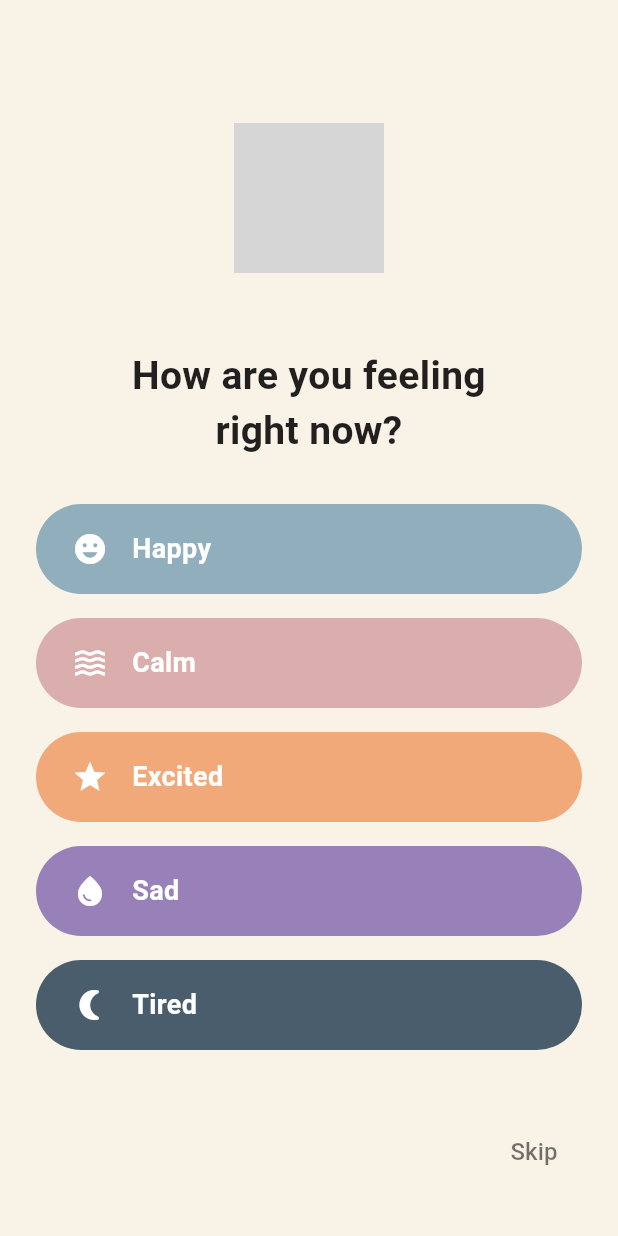
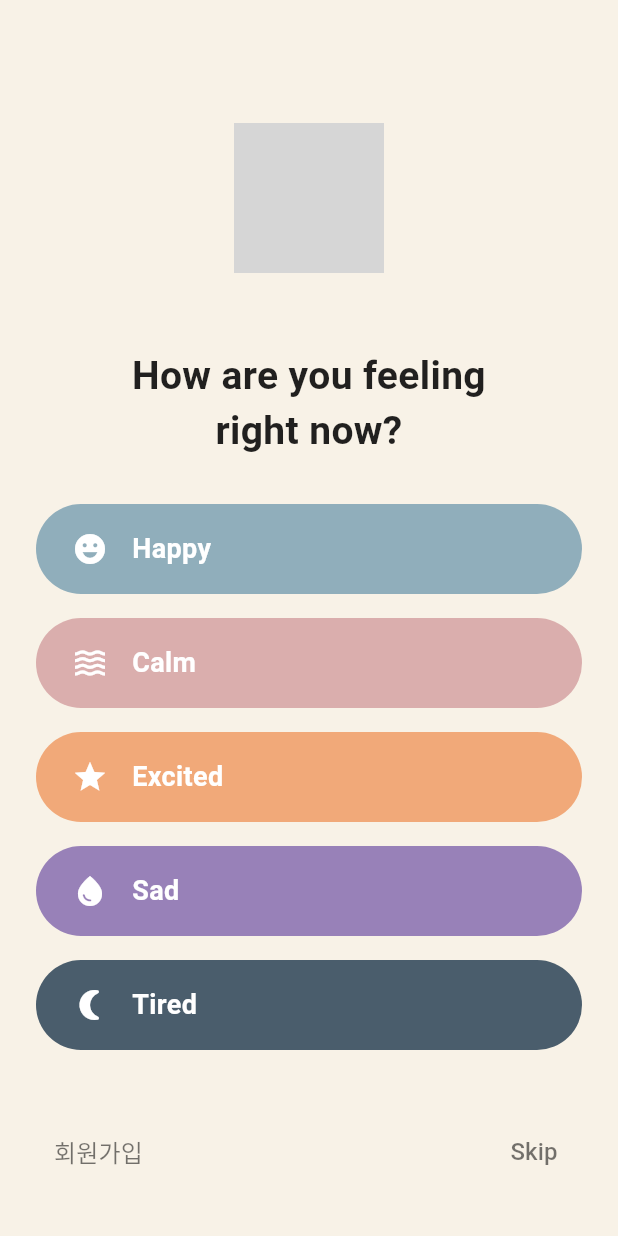
Before and after one commit to sanghyunbang/heat_trip_flutter, a Flutter app: the screen it shows after launch, on a phone screen of 412 x 824 dp. Run offline on Flutter 3.47's test engine with Material 3 defaults, Android fonts, the phone set to English and light mode, and no system bars; our stand-ins replace flutter_dotenv, flutter_svg, google_fonts, shared_preferences; missing offline and left inert: flutter_web_auth_2; grey boxes are pictures that could not be loaded.

Commit message:
회원가입 임시

```diff
--- a/lib/home/start_screen.dart
+++ b/lib/home/start_screen.dart
@@ -1,16 +1,25 @@
 import 'package:flutter/material.dart';
 import 'package:flutter_svg/flutter_svg.dart';
 import 'package:heat_trip_flutter/main.dart';
+import 'package:heat_trip_flutter/social/membership.dart';
 
 class StartScreen extends StatelessWidget {
   const StartScreen({super.key});
 
   static const List<Map<String, dynamic>> feelings = [
-    {"label": "Happy", "icon": Icons.emoji_emotions, "color": Color(0xFF90AEBB)},
+    {
+      "label": "Happy",
+      "icon": Icons.emoji_emotions,
+      "color": Color(0xFF90AEBB),
+    },
     {"label": "Calm", "icon": Icons.waves, "color": Color(0xDED6A4A4)},
     {"label": "Excited", "icon": Icons.star, "color": Color(0xFFF1A979)},
     {"label": "Sad", "icon": Icons.water_drop, "color": Color(0xFF9881B8)},
-    {"label": "Tired", "icon": Icons.nightlight_round, "color": Color(0xFF4A5D6C)},
+    {
+      "label": "Tired",
+      "icon": Icons.nightlight_round,
+      "color": Color(0xFF4A5D6C),
+    },
   ];
 
   @override
@@ -24,10 +33,7 @@ class StartScreen extends StatelessWidget {
             crossAxisAlignment: CrossAxisAlignment.center,
             children: [
               SizedBox(height: 50),
-              SvgPicture.asset(
-                "assets/sampleLogo.svg",
-                height: 100,
-              ),
+              SvgPicture.asset("assets/sampleLogo.svg", height: 100),
               SizedBox(height: 50),
               const Text(
                 'How are you feeling\nright now?',
@@ -69,7 +75,7 @@ class StartScreen extends StatelessWidget {
                                 color: Colors.white,
                                 fontWeight: FontWeight.w600,
                               ),
-                            )
+                            ),
                           ],
                         ),
                       ),
@@ -79,17 +85,38 @@ class StartScreen extends StatelessWidget {
               ),
               Align(
                 alignment: Alignment.centerRight,
-                child: TextButton(
+                child: Row(
+                  mainAxisAlignment: MainAxisAlignment.spaceBetween,
+                  children: [
+                    TextButton(
+                      onPressed: () {
+                        Navigator.push(
+                          context,
+                          MaterialPageRoute(
+                            builder: (context) => SignUpScreen(),
+                          ),
+                        );
+                      },
+                      child: const Text(
+                        '회원가입',
+                        style: TextStyle(fontSize: 16, color: Colors.black54),
+                      ),
+                    ),
+                    TextButton(
                       onPressed: () {
                         Navigator.pushReplacement(
                           context,
-                        MaterialPageRoute(builder: (context) => HeatTripLayout()),
+                          MaterialPageRoute(
+                            builder: (context) => HeatTripLayout(),
+                          ),
                         );
                       },
                       child: const Text(
                         'Skip',
                         style: TextStyle(fontSize: 16, color: Colors.black54),
                       ),
+                    ),
+                  ],
                 ),
               ),
             ],
```
Also changed, not shown: lib/social/membership.dart (added, +135 -0 lines). Lines whose indentation alone changed are shown as unchanged.
